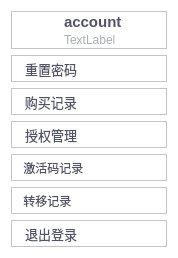
This is individualcenterwidget.ui in ZhouMei20220810/TEST as Qt 5 draws it before an edit. The edited form follows.
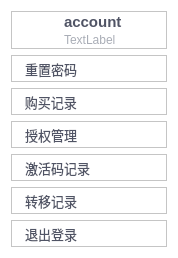
This is the edited form. Icons and pictures are not drawn.

```diff
--- a/individualcenterwidget.ui
+++ b/individualcenterwidget.ui
@@ -478,6 +478,11 @@
       </property>
       <item>
        <widget class="QToolButton" name="toolBtnActiveCodeHistory">
+        <property name="font">
+         <font>
+          <pointsize>10</pointsize>
+         </font>
+        </property>
         <property name="styleSheet">
          <string notr="true">QToolButton {border:none;
 color:#505465;
@@ -576,6 +581,11 @@
       </property>
       <item>
        <widget class="QToolButton" name="toolBtnTransferHistory">
+        <property name="font">
+         <font>
+          <pointsize>10</pointsize>
+         </font>
+        </property>
         <property name="styleSheet">
          <string notr="true">QToolButton {border:none;
 color:#505465;
```
